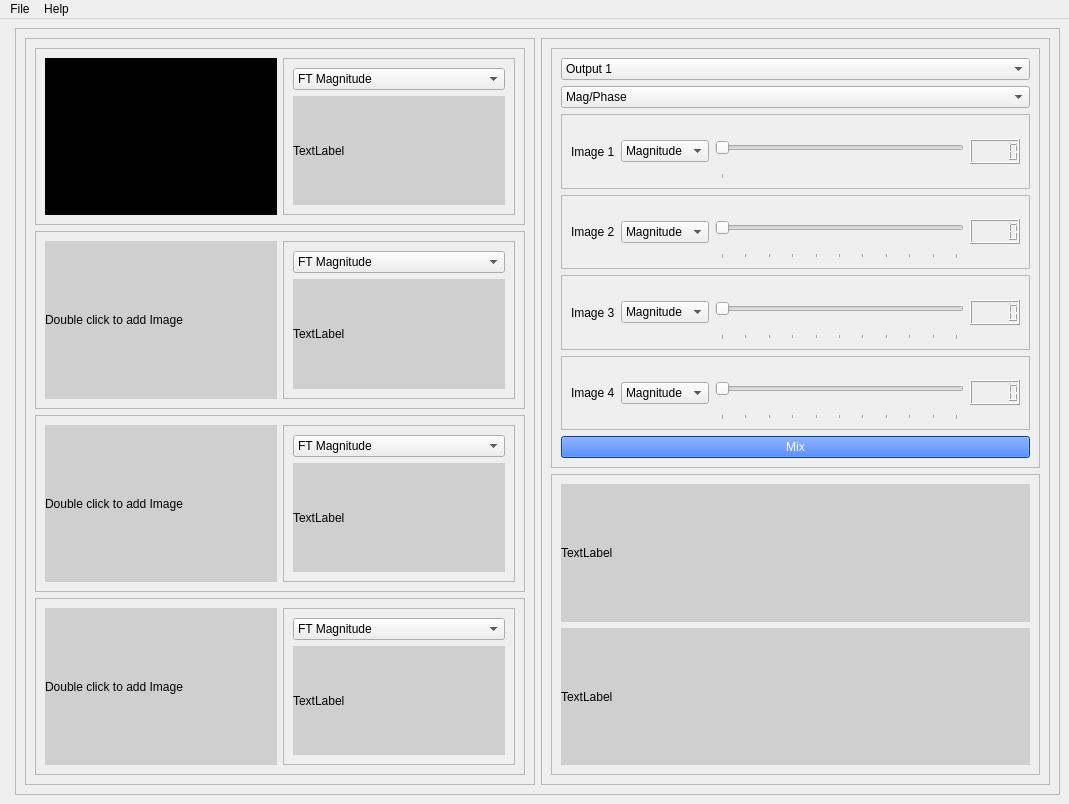
Old version of the form task4.ui in the repository OmarAtef0/Fourier-Transform-Mixer.
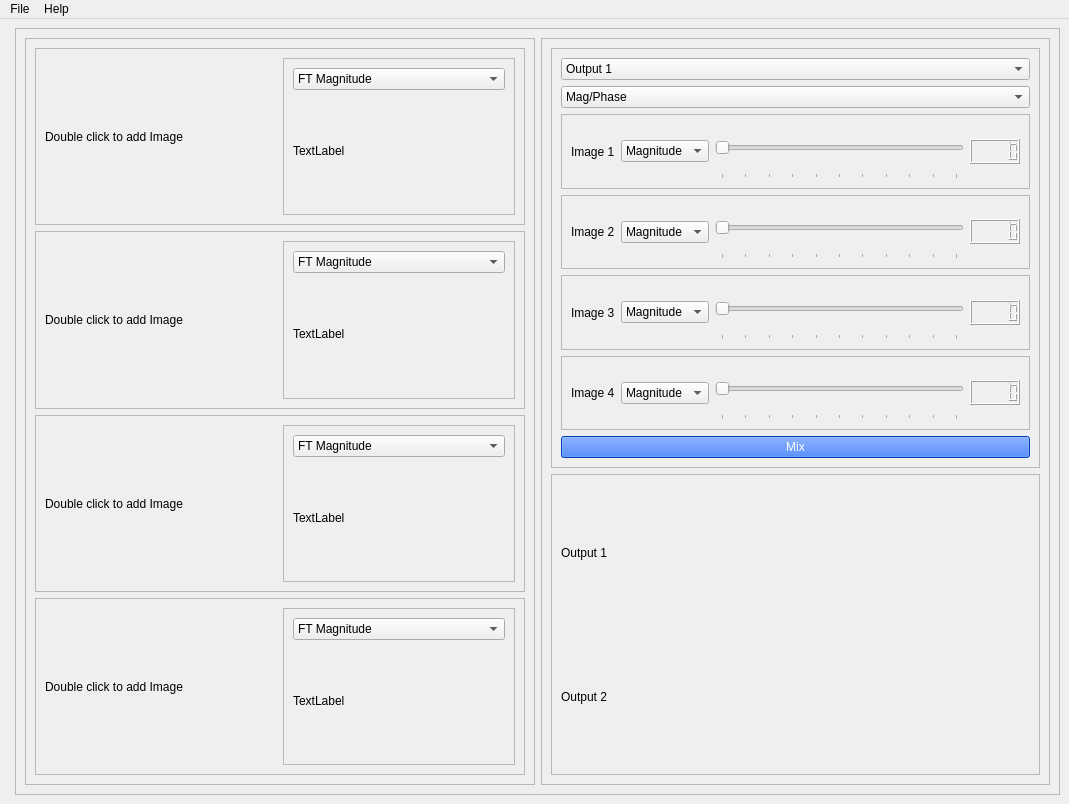
New version of the form.

```diff
--- a/task4.ui
+++ b/task4.ui
@@ -73,8 +73,7 @@
                 </sizepolicy>
                </property>
                <property name="styleSheet">
-                <string notr="true">background-color:black;
-font: 75 9pt &quot;MS Shell Dlg 2&quot;;</string>
+                <string notr="true"/>
                </property>
                <property name="text">
                 <string>Double click to add Image</string>
@@ -123,7 +122,7 @@
                    </sizepolicy>
                   </property>
                   <property name="styleSheet">
-                   <string notr="true">background-color: rgb(207, 207, 207);</string>
+                   <string notr="true"/>
                   </property>
                   <property name="text">
                    <string>TextLabel</string>
@@ -154,7 +153,7 @@
                 </sizepolicy>
                </property>
                <property name="styleSheet">
-                <string notr="true">background-color: rgb(207, 207, 207);
+                <string notr="true">
 font: 75 9pt &quot;MS Shell Dlg 2&quot;;</string>
                </property>
                <property name="text">
@@ -204,7 +203,7 @@
                    </sizepolicy>
                   </property>
                   <property name="styleSheet">
-                   <string notr="true">background-color: rgb(207, 207, 207);
+                   <string notr="true">
 </string>
                   </property>
                   <property name="text">
@@ -236,7 +235,7 @@
                 </sizepolicy>
                </property>
                <property name="styleSheet">
-                <string notr="true">background-color: rgb(207, 207, 207);
+                <string notr="true">
 font: 75 9pt &quot;MS Shell Dlg 2&quot;;</string>
                </property>
                <property name="text">
@@ -286,7 +285,7 @@
                    </sizepolicy>
                   </property>
                   <property name="styleSheet">
-                   <string notr="true">background-color: rgb(207, 207, 207);</string>
+                   <string notr="true"/>
                   </property>
                   <property name="text">
                    <string>TextLabel</string>
@@ -317,7 +316,7 @@
                 </sizepolicy>
                </property>
                <property name="styleSheet">
-                <string notr="true">background-color: rgb(207, 207, 207);
+                <string notr="true">
 font: 75 9pt &quot;MS Shell Dlg 2&quot;;</string>
                </property>
                <property name="text">
@@ -367,7 +366,7 @@
                    </sizepolicy>
                   </property>
                   <property name="styleSheet">
-                   <string notr="true">background-color: rgb(207, 207, 207);</string>
+                   <string notr="true"/>
                   </property>
                   <property name="text">
                    <string>TextLabel</string>
@@ -495,7 +494,7 @@
                    <number>0</number>
                   </property>
                   <property name="maximum">
-                   <number>1</number>
+                   <number>100</number>
                   </property>
                   <property name="singleStep">
                    <number>0</number>
@@ -869,22 +868,22 @@
              <item>
               <widget class="QLabel" name="outputlabel">
                <property name="styleSheet">
-                <string notr="true">background-color: rgb(207, 207, 207);
+                <string notr="true">
 font: 75 9pt &quot;MS Shell Dlg 2&quot;;</string>
                </property>
                <property name="text">
-                <string>TextLabel</string>
+                <string>Output 1</string>
                </property>
               </widget>
              </item>
              <item>
               <widget class="QLabel" name="outputlabel_2">
                <property name="styleSheet">
-                <string notr="true">background-color: rgb(207, 207, 207);
+                <string notr="true">
 font: 75 9pt &quot;MS Shell Dlg 2&quot;;</string>
                </property>
                <property name="text">
-                <string>TextLabel</string>
+                <string>Output 2</string>
                </property>
               </widget>
              </item>
```
Left out of the diff: 2 changed lines with no effect on the pictures.
